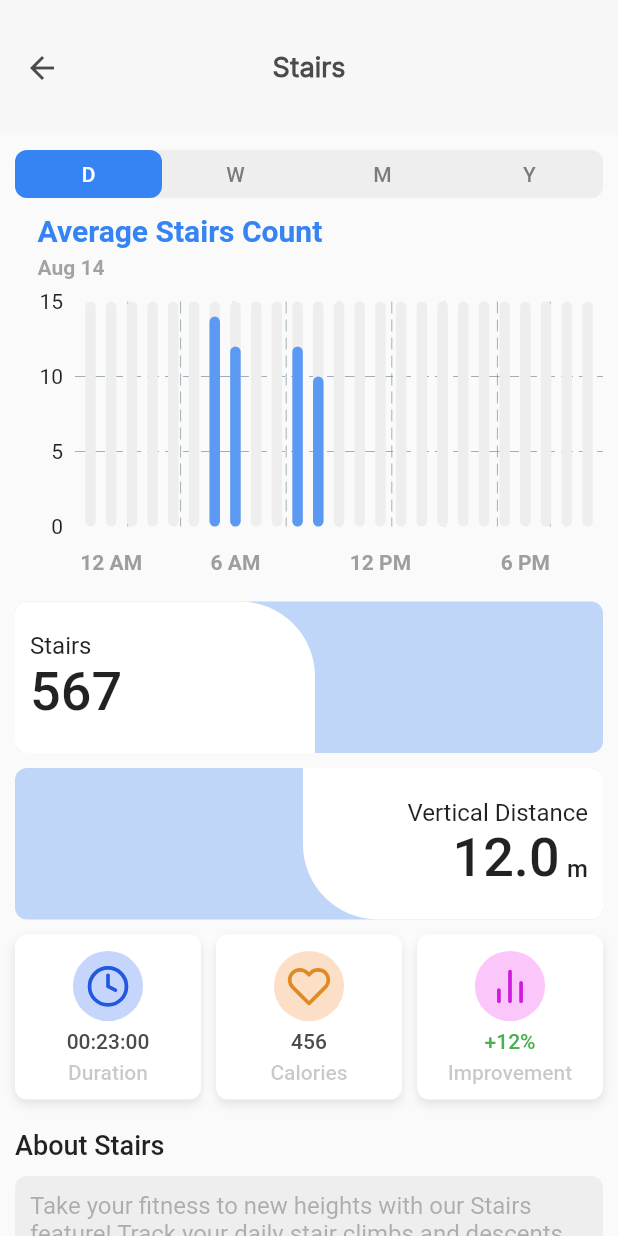
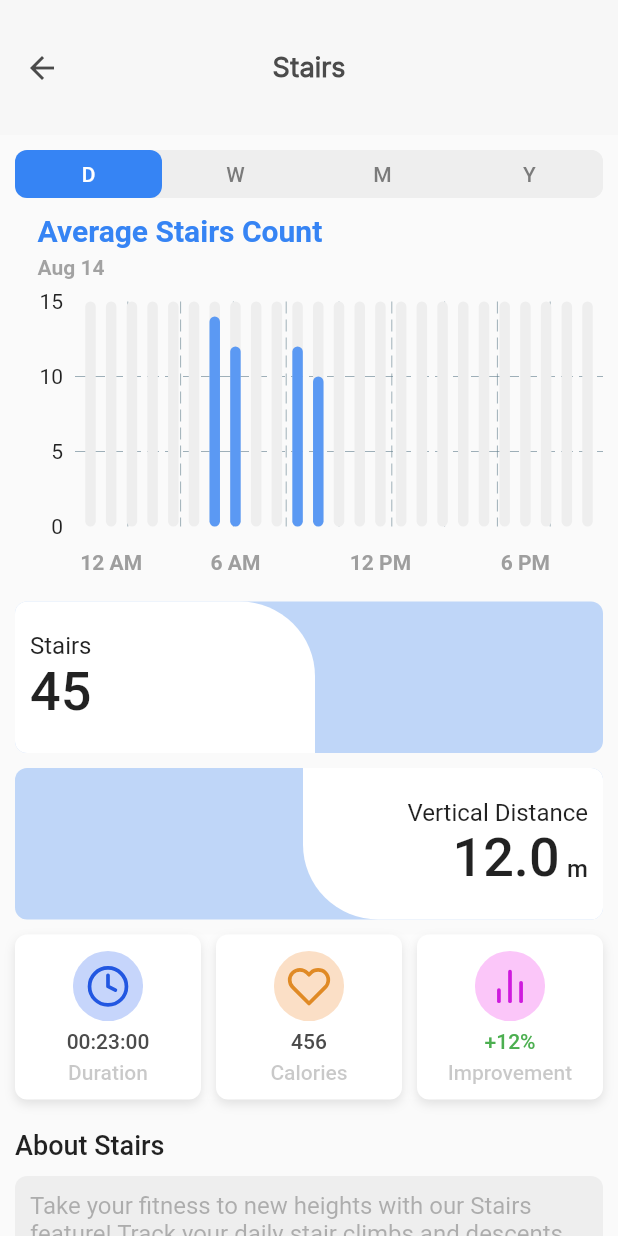
Before and after one commit to Team-Ayura/Ayura-Client, a Flutter app: the StairsPage screen opened directly, on a phone screen of 412 x 824 dp. Run offline on Flutter 3.47's test engine with Material 2 defaults, Android fonts, the phone set to English and light mode, and no system bars; drawn by our look-alikes of fl_chart; our stand-ins replace buttons_tabbar, flutter_animate, flutter_calendar_carousel, flutter_slidable, flutter_svg, google_maps_flutter and 10 more; missing offline and left inert: country_list_pick, flutter_ruler_picker, photo_manager, time_duration_picker; accounts and stored records are empty; project files that could hold a hidden picture were left out.

```diff
--- a/lib/pages/features/activity_tracking/cycling_page.dart
+++ b/lib/pages/features/activity_tracking/cycling_page.dart
@@ -208,7 +208,7 @@ class _CyclingPageState extends State<CyclingPage> {
                       return ActivityStatBox(
                         svgName: 'chart.svg',
                         value: improvement,
-                        label: 'Improvement',
+                        label: 'Speed',
                         isPercentageValue: true,
                       );
                     }),
--- a/lib/provider/activityProviders/cyclingOnRideProvider.dart
+++ b/lib/provider/activityProviders/cyclingOnRideProvider.dart
@@ -1,6 +1,9 @@
 import 'dart:async';
-
+import 'dart:io';
+import 'package:image_cropper/image_cropper.dart';
+import 'package:photo_manager/photo_manager.dart';
 import 'package:flutter/foundation.dart';
+import 'package:flutter/material.dart';
 
 class CyclingOnRideProvider extends ChangeNotifier {
   final List<String> _imagePaths = [];
@@ -74,4 +77,5 @@ class CyclingOnRideProvider extends ChangeNotifier {
 
     return '$hoursStr:$minutesStr:$secondsStr';
   }
+
 }
--- a/lib/provider/activityProviders/cyclingProvider.dart
+++ b/lib/provider/activityProviders/cyclingProvider.dart
@@ -39,7 +39,7 @@ class CyclingProvider extends ChangeNotifier {
     0,
     0,
     0,
-    35,
+    5,
     0,
     0,
     0,
@@ -66,7 +66,7 @@ class CyclingProvider extends ChangeNotifier {
     0,
     0,
     0,
-    35,
+    5,
     0,
     0,
     0,
--- a/lib/provider/activityProviders/stairsProvider.dart
+++ b/lib/provider/activityProviders/stairsProvider.dart
@@ -16,11 +16,11 @@ class StairsProvider extends ChangeNotifier {
   double monthverticaldistance = 36;
   double yeartimeverticaldistance = 34;
 
-  int stairCount = 567;
-  int daystairCount = 567;
-  int weekstairCount = 624;
-  int monthstairCount = 670;
-  int yeartimestairCount = 584;
+  int stairCount = 45;
+  int daystairCount = 45;
+  int weekstairCount = 62;
+  int monthstairCount = 67;
+  int yeartimestairCount = 58;
 
 
   String duration = '00:23:00';
--- a/lib/provider/activityProviders/walkAndRunningProvider.dart
+++ b/lib/provider/activityProviders/walkAndRunningProvider.dart
@@ -16,11 +16,11 @@ class WalkingAndRunningProvider extends ChangeNotifier {
   double monthdistance = 4.20;
   double yearsdistance = 3.31;
 
-  int stepCount = 1208;
-  int daystepCount = 1208;
-  int weekstepcount = 1455;
-  int monthstepcount = 2090;
-  int yearstepcount = 1567;
+  int stepCount = 824;
+  int daystepCount = 824;
+  int weekstepcount = 755;
+  int monthstepcount = 766;
+  int yearstepcount = 734;
 
   String duration = '1:23:00';
   String dayduration = '01:23:00';
--- a/pubspec.yaml
+++ b/pubspec.yaml
@@ -36,6 +36,10 @@ dependencies:
   lottie: ^2.6.0
   reorderables: ^0.6.0
   time_duration_picker: ^0.0.1
+  photo_manager: ^2.7.1
+  image_cropper: ^5.0.0
+  flutter_native_image: ^0.0.6
+  share_plus: ^7.1.0
 
 
 dev_dependencies:
```
Also changed, not shown: lib/pages/features/activity_tracking/cycling_on_ride.dart (+75 -0 lines), lib/widgets/features/activity_tracking/sharable_image_collage.dart (added, +94 -0 lines), pubspec.lock, 5 other files.
